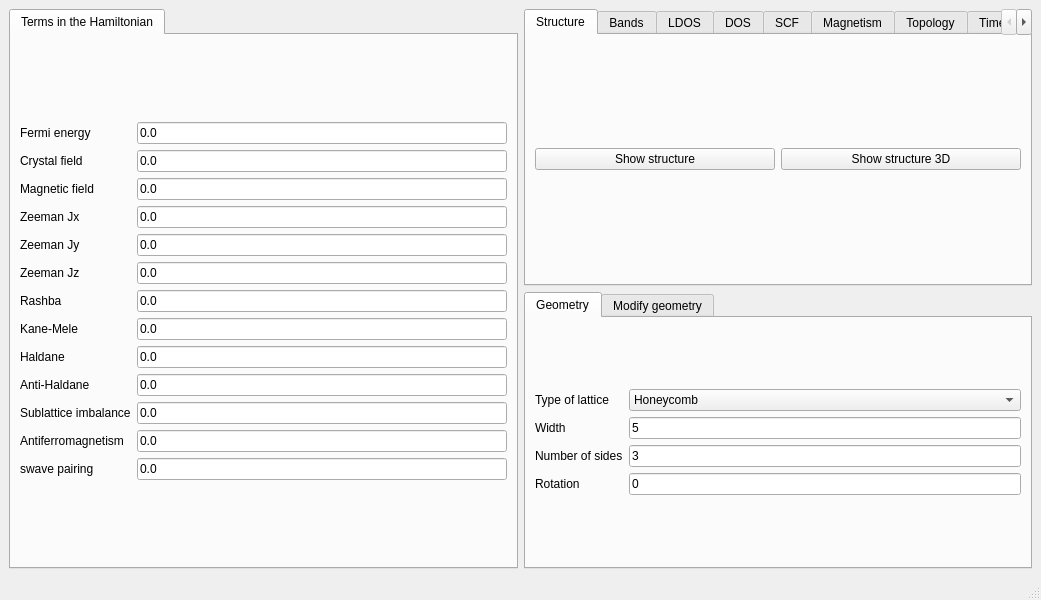
Above: interface-pyqt/0d/interface.ui from joselado/quantum-honeycomp before the change. Below: the same form after it.
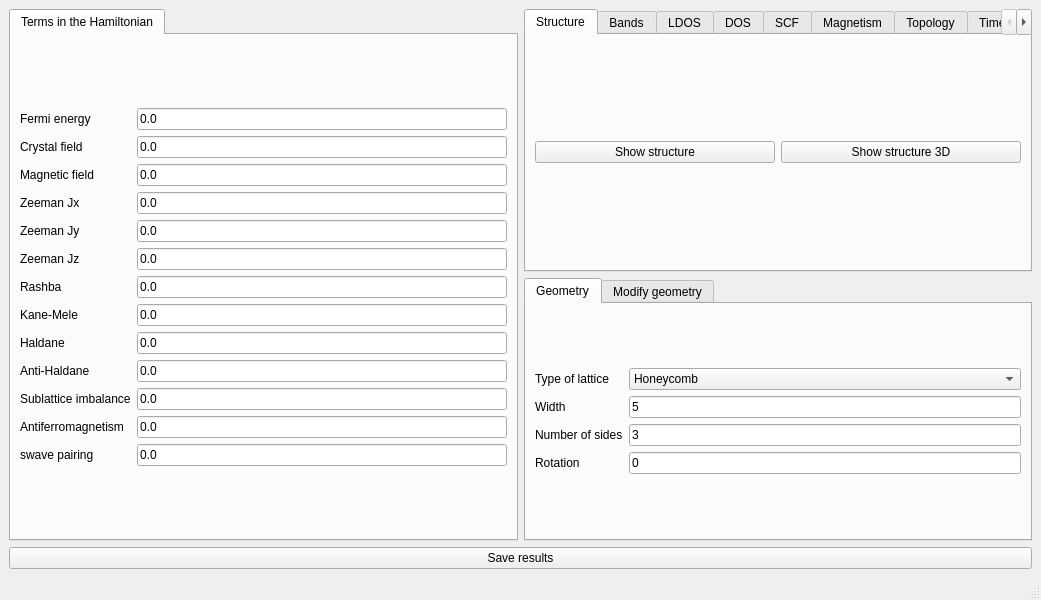
That is the form after the change.

What changed in the file:
```diff
--- a/interface-pyqt/0d/interface.ui
+++ b/interface-pyqt/0d/interface.ui
@@ -926,6 +926,16 @@
       </widget>
      </widget>
     </item>
+    <item row="2" column="0" colspan="2">
+     <widget class="QPushButton" name="save_results">
+      <property name="toolTip">
+       <string>Save all the results in a local folder called QH_save, pressing the button overrides the folder!</string>
+      </property>
+      <property name="text">
+       <string>Save results</string>
+      </property>
+     </widget>
+    </item>
    </layout>
   </widget>
   <widget class="QMenuBar" name="menubar">
```
